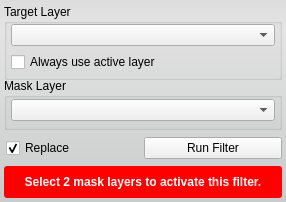
jessdtate/Seg3D, file src/Interface/ToolInterface/XorFilterInterface.ui: the form before one commit.
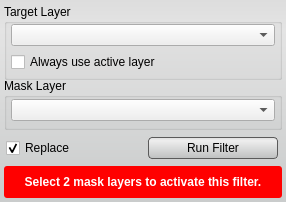
The form after the commit. Custom widgets are drawn as their Qt base class.

Commit message: added styles to the ui buttons still some tweaking that needs done.  check out the Discrete Gaussian Blur tool and let me know if the lighter background looks better.

```diff
--- a/src/Interface/ToolInterface/XorFilterInterface.ui
+++ b/src/Interface/ToolInterface/XorFilterInterface.ui
@@ -35,6 +35,27 @@
    <string notr="true">QWidget#XorFilterInterface{
 	border-radius: 3px;
 	background-color: qlineargradient(spread:pad, x1:0.5, y1:0, x2:0.5, y2:0.960227, stop:0 rgba(221, 221, 221, 255), stop:0.155779 rgba(228, 228, 228, 255), stop:1 rgba(202, 204, 204, 255));      
+}
+
+QPushButton{
+	background-color: qlineargradient(spread:pad, x1:0.5, y1:0, x2:0.5, y2:0.960227, stop:0 rgba(221, 221, 221, 255), stop:0.155779 rgba(238, 238, 238, 255), stop:1 rgba(192, 194, 194, 255));
+	border-radius: 4px;
+	border: 1px solid rgb(90, 90, 90);
+	margin:4px;
+}
+
+QPushButton:hover{
+	background-color: qlineargradient(spread:pad, x1:0.5, y1:0, x2:0.5, y2:1, stop:0 rgba(195, 195, 195, 255), stop:0.253769 rgba(206, 206, 206, 255), stop:1 rgba(185, 185, 185, 255));
+	border-radius: 4px;
+	border: 1px solid rgb(90, 90, 90);
+	margin:4px;
+}
+
+QPushButton:pressed{
+	background-color: qlineargradient(spread:pad, x1:0.5, y1:0, x2:0.5, y2:1, stop:0 rgba(150, 150, 150, 255), stop:0.753769 rgba(206, 206, 206, 255), stop:1 rgba(185, 185, 185, 255));
+	border-radius: 4px;
+	border: 1px solid rgb(90, 90, 90);
+	margin:4px;
 }</string>
   </property>
   <layout class="QVBoxLayout" name="verticalLayout">
@@ -212,6 +233,12 @@
       </item>
       <item>
        <widget class="QPushButton" name="runFilterButton">
+        <property name="minimumSize">
+         <size>
+          <width>0</width>
+          <height>30</height>
+         </size>
+        </property>
         <property name="text">
          <string>Run Filter</string>
         </property>
```
The commit also changes 57 other files.
